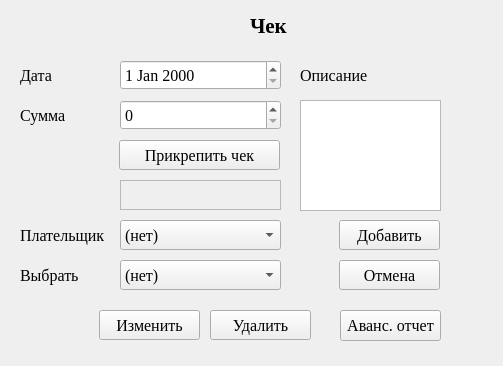
The window that notebook/sourse/ui_files/new_bill.ui (SmolPO/my_helper) describes before a commit, drawn with Qt 5.
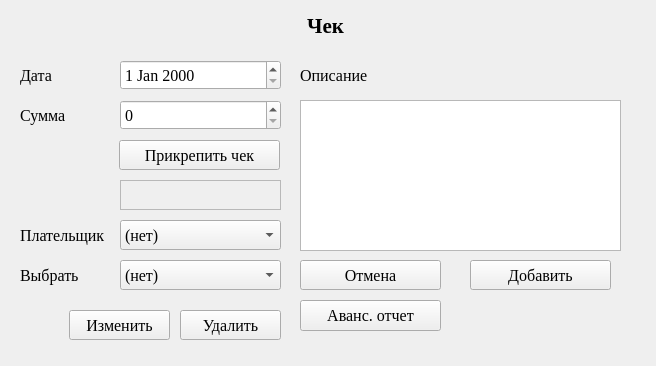
The same window after the commit.

```diff
--- a/notebook/sourse/ui_files/new_bill.ui
+++ b/notebook/sourse/ui_files/new_bill.ui
@@ -6,7 +6,7 @@
    <rect>
     <x>0</x>
     <y>0</y>
-    <width>503</width>
+    <width>656</width>
     <height>366</height>
    </rect>
   </property>
@@ -69,9 +69,9 @@
   <widget class="QLabel" name="label">
    <property name="geometry">
     <rect>
-     <x>250</x>
+     <x>10</x>
      <y>10</y>
-     <width>81</width>
+     <width>631</width>
      <height>31</height>
     </rect>
    </property>
@@ -85,13 +85,16 @@
    <property name="text">
     <string>Чек</string>
    </property>
+   <property name="alignment">
+    <set>Qt::AlignCenter</set>
+   </property>
   </widget>
   <widget class="QPushButton" name="b_ok">
    <property name="geometry">
     <rect>
-     <x>339</x>
-     <y>220</y>
-     <width>101</width>
+     <x>470</x>
+     <y>260</y>
+     <width>141</width>
      <height>30</height>
     </rect>
    </property>
@@ -108,9 +111,9 @@
   <widget class="QPushButton" name="b_cancel">
    <property name="geometry">
     <rect>
-     <x>339</x>
+     <x>300</x>
      <y>260</y>
-     <width>101</width>
+     <width>141</width>
      <height>30</height>
     </rect>
    </property>
@@ -262,7 +265,7 @@
   <widget class="QPushButton" name="b_change">
    <property name="geometry">
     <rect>
-     <x>99</x>
+     <x>69</x>
      <y>310</y>
      <width>101</width>
      <height>30</height>
@@ -281,7 +284,7 @@
   <widget class="QPushButton" name="b_kill">
    <property name="geometry">
     <rect>
-     <x>210</x>
+     <x>180</x>
      <y>310</y>
      <width>101</width>
      <height>30</height>
@@ -322,9 +325,9 @@
   <widget class="QPushButton" name="b_report">
    <property name="geometry">
     <rect>
-     <x>340</x>
-     <y>310</y>
-     <width>101</width>
+     <x>300</x>
+     <y>300</y>
+     <width>141</width>
      <height>31</height>
     </rect>
    </property>
@@ -343,8 +346,8 @@
     <rect>
      <x>300</x>
      <y>100</y>
-     <width>141</width>
-     <height>111</height>
+     <width>321</width>
+     <height>151</height>
     </rect>
    </property>
   </widget>
```
